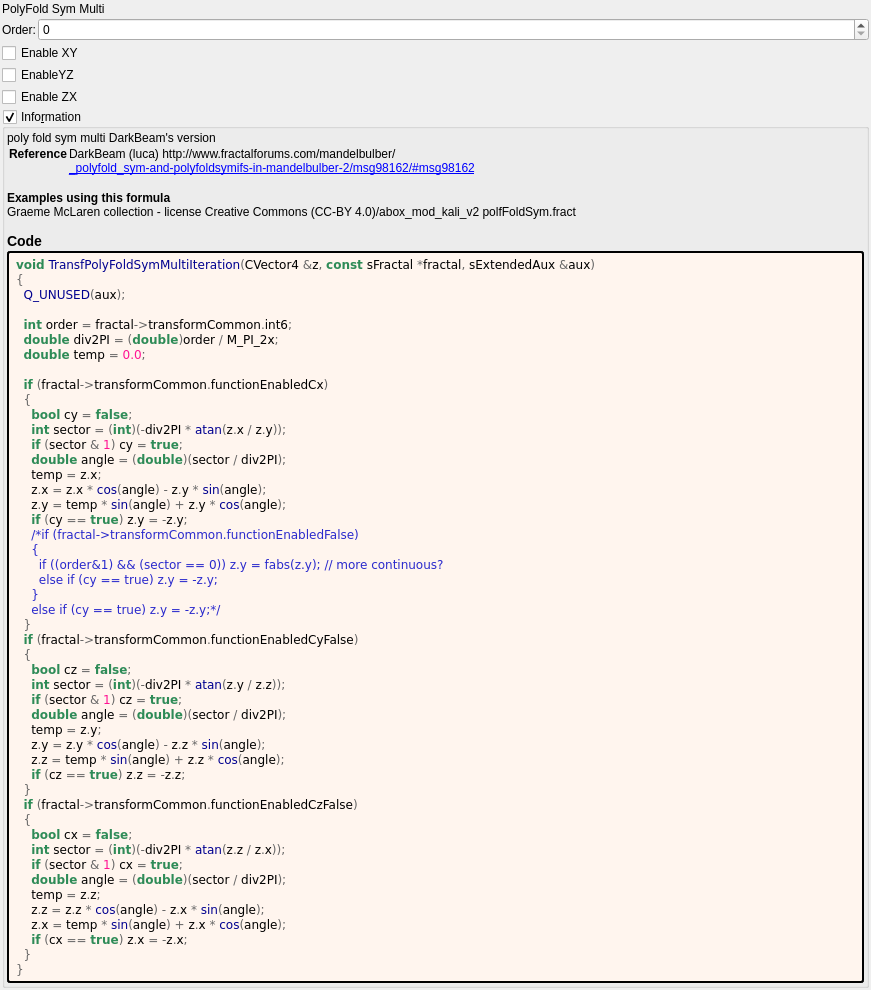
This is mandelbulber2/formula/ui/transf_poly_fold_sym_multi.ui in buddhi1980/mandelbulber2 as Qt 5 draws it before an edit. The edited form follows.
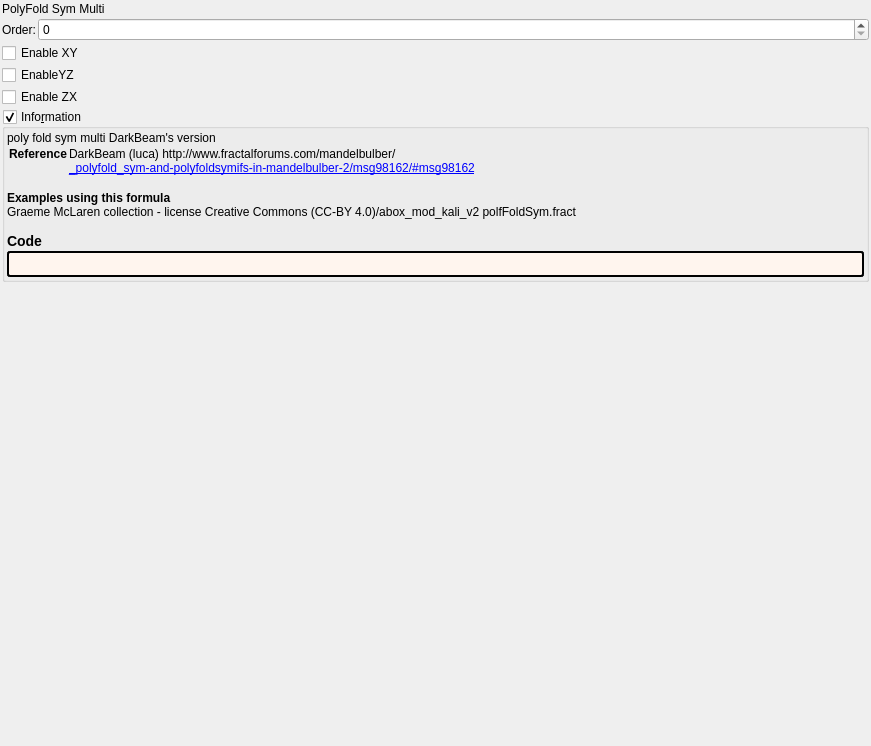
This is the edited form. Custom widgets are drawn as their Qt base class.

```diff
--- a/mandelbulber2/formula/ui/transf_poly_fold_sym_multi.ui
+++ b/mandelbulber2/formula/ui/transf_poly_fold_sym_multi.ui
@@ -156,57 +156,7 @@
          <string notr="true">border-style: outset; border-width: 2px; border-radius: 3px; border-color: black; background-color: #fff5ee; padding: 4px;</string>
         </property>
         <property name="text">
-         <string notr="true">&lt;body style=&quot;background-color:#fff5ee&quot;&gt;
-&lt;pre style=&quot;color:#000000; background-color:#fff5ee;  font-family:'Courier New',monospace;&quot;&gt;&lt;span style=&quot;color:#2e8b57; font-weight:bold&quot;&gt;void&lt;/span&gt; &lt;span style=&quot;color:#00008f&quot;&gt;TransfPolyFoldSymMultiIteration&lt;/span&gt;&lt;span style=&quot;color:#676767&quot;&gt;(&lt;/span&gt;CVector4 &lt;span style=&quot;color:#676767&quot;&gt;&amp;amp;&lt;/span&gt;z&lt;span style=&quot;color:#676767&quot;&gt;,&lt;/span&gt; &lt;span style=&quot;color:#2e8b57; font-weight:bold&quot;&gt;const&lt;/span&gt; sFractal &lt;span style=&quot;color:#676767&quot;&gt;*&lt;/span&gt;fractal&lt;span style=&quot;color:#676767&quot;&gt;,&lt;/span&gt; sExtendedAux &lt;span style=&quot;color:#676767&quot;&gt;&amp;amp;&lt;/span&gt;aux&lt;span style=&quot;color:#676767&quot;&gt;)&lt;/span&gt;
-&lt;span style=&quot;color:#676767&quot;&gt;{&lt;/span&gt;
-  &lt;span style=&quot;color:#00008f&quot;&gt;Q_UNUSED&lt;/span&gt;&lt;span style=&quot;color:#676767&quot;&gt;(&lt;/span&gt;aux&lt;span style=&quot;color:#676767&quot;&gt;);&lt;/span&gt;
-
-  &lt;span style=&quot;color:#2e8b57; font-weight:bold&quot;&gt;int&lt;/span&gt; order &lt;span style=&quot;color:#676767&quot;&gt;=&lt;/span&gt; fractal&lt;span style=&quot;color:#676767&quot;&gt;-&amp;gt;&lt;/span&gt;transformCommon&lt;span style=&quot;color:#676767&quot;&gt;.&lt;/span&gt;int6&lt;span style=&quot;color:#676767&quot;&gt;;&lt;/span&gt;
-  &lt;span style=&quot;color:#2e8b57; font-weight:bold&quot;&gt;double&lt;/span&gt; div2PI &lt;span style=&quot;color:#676767&quot;&gt;= (&lt;/span&gt;&lt;span style=&quot;color:#2e8b57; font-weight:bold&quot;&gt;double&lt;/span&gt;&lt;span style=&quot;color:#676767&quot;&gt;)&lt;/span&gt;order &lt;span style=&quot;color:#676767&quot;&gt;/&lt;/span&gt; M_PI_2x&lt;span style=&quot;color:#676767&quot;&gt;;&lt;/span&gt;
-  &lt;span style=&quot;color:#2e8b57; font-weight:bold&quot;&gt;double&lt;/span&gt; temp &lt;span style=&quot;color:#676767&quot;&gt;=&lt;/span&gt; &lt;span style=&quot;color:#ff1493&quot;&gt;0.0&lt;/span&gt;&lt;span style=&quot;color:#676767&quot;&gt;;&lt;/span&gt;
-
-  &lt;span style=&quot;color:#2e8b57; font-weight:bold&quot;&gt;if&lt;/span&gt; &lt;span style=&quot;color:#676767&quot;&gt;(&lt;/span&gt;fractal&lt;span style=&quot;color:#676767&quot;&gt;-&amp;gt;&lt;/span&gt;transformCommon&lt;span style=&quot;color:#676767&quot;&gt;.&lt;/span&gt;functionEnabledCx&lt;span style=&quot;color:#676767&quot;&gt;)&lt;/span&gt;
-  &lt;span style=&quot;color:#676767&quot;&gt;{&lt;/span&gt;
-    &lt;span style=&quot;color:#2e8b57; font-weight:bold&quot;&gt;bool&lt;/span&gt; cy &lt;span style=&quot;color:#676767&quot;&gt;=&lt;/span&gt; &lt;span style=&quot;color:#2e8b57; font-weight:bold&quot;&gt;false&lt;/span&gt;&lt;span style=&quot;color:#676767&quot;&gt;;&lt;/span&gt;
-    &lt;span style=&quot;color:#2e8b57; font-weight:bold&quot;&gt;int&lt;/span&gt; sector &lt;span style=&quot;color:#676767&quot;&gt;= (&lt;/span&gt;&lt;span style=&quot;color:#2e8b57; font-weight:bold&quot;&gt;int&lt;/span&gt;&lt;span style=&quot;color:#676767&quot;&gt;)(-&lt;/span&gt;div2PI &lt;span style=&quot;color:#676767&quot;&gt;*&lt;/span&gt; &lt;span style=&quot;color:#00008f&quot;&gt;atan&lt;/span&gt;&lt;span style=&quot;color:#676767&quot;&gt;(&lt;/span&gt;z&lt;span style=&quot;color:#676767&quot;&gt;.&lt;/span&gt;x &lt;span style=&quot;color:#676767&quot;&gt;/&lt;/span&gt; z&lt;span style=&quot;color:#676767&quot;&gt;.&lt;/span&gt;y&lt;span style=&quot;color:#676767&quot;&gt;));&lt;/span&gt;
-    &lt;span style=&quot;color:#2e8b57; font-weight:bold&quot;&gt;if&lt;/span&gt; &lt;span style=&quot;color:#676767&quot;&gt;(&lt;/span&gt;sector &lt;span style=&quot;color:#676767&quot;&gt;&amp;amp;&lt;/span&gt; &lt;span style=&quot;color:#ff1493&quot;&gt;1&lt;/span&gt;&lt;span style=&quot;color:#676767&quot;&gt;)&lt;/span&gt; cy &lt;span style=&quot;color:#676767&quot;&gt;=&lt;/span&gt; &lt;span style=&quot;color:#2e8b57; font-weight:bold&quot;&gt;true&lt;/span&gt;&lt;span style=&quot;color:#676767&quot;&gt;;&lt;/span&gt;
-    &lt;span style=&quot;color:#2e8b57; font-weight:bold&quot;&gt;double&lt;/span&gt; angle &lt;span style=&quot;color:#676767&quot;&gt;= (&lt;/span&gt;&lt;span style=&quot;color:#2e8b57; font-weight:bold&quot;&gt;double&lt;/span&gt;&lt;span style=&quot;color:#676767&quot;&gt;)(&lt;/span&gt;sector &lt;span style=&quot;color:#676767&quot;&gt;/&lt;/span&gt; div2PI&lt;span style=&quot;color:#676767&quot;&gt;);&lt;/span&gt;
-    temp &lt;span style=&quot;color:#676767&quot;&gt;=&lt;/span&gt; z&lt;span style=&quot;color:#676767&quot;&gt;.&lt;/span&gt;x&lt;span style=&quot;color:#676767&quot;&gt;;&lt;/span&gt;
-    z&lt;span style=&quot;color:#676767&quot;&gt;.&lt;/span&gt;x &lt;span style=&quot;color:#676767&quot;&gt;=&lt;/span&gt; z&lt;span style=&quot;color:#676767&quot;&gt;.&lt;/span&gt;x &lt;span style=&quot;color:#676767&quot;&gt;*&lt;/span&gt; &lt;span style=&quot;color:#00008f&quot;&gt;cos&lt;/span&gt;&lt;span style=&quot;color:#676767&quot;&gt;(&lt;/span&gt;angle&lt;span style=&quot;color:#676767&quot;&gt;) -&lt;/span&gt; z&lt;span style=&quot;color:#676767&quot;&gt;.&lt;/span&gt;y &lt;span style=&quot;color:#676767&quot;&gt;*&lt;/span&gt; &lt;span style=&quot;color:#00008f&quot;&gt;sin&lt;/span&gt;&lt;span style=&quot;color:#676767&quot;&gt;(&lt;/span&gt;angle&lt;span style=&quot;color:#676767&quot;&gt;);&lt;/span&gt;
-    z&lt;span style=&quot;color:#676767&quot;&gt;.&lt;/span&gt;y &lt;span style=&quot;color:#676767&quot;&gt;=&lt;/span&gt; temp &lt;span style=&quot;color:#676767&quot;&gt;*&lt;/span&gt; &lt;span style=&quot;color:#00008f&quot;&gt;sin&lt;/span&gt;&lt;span style=&quot;color:#676767&quot;&gt;(&lt;/span&gt;angle&lt;span style=&quot;color:#676767&quot;&gt;) +&lt;/span&gt; z&lt;span style=&quot;color:#676767&quot;&gt;.&lt;/span&gt;y &lt;span style=&quot;color:#676767&quot;&gt;*&lt;/span&gt; &lt;span style=&quot;color:#00008f&quot;&gt;cos&lt;/span&gt;&lt;span style=&quot;color:#676767&quot;&gt;(&lt;/span&gt;angle&lt;span style=&quot;color:#676767&quot;&gt;);&lt;/span&gt;
-    &lt;span style=&quot;color:#2e8b57; font-weight:bold&quot;&gt;if&lt;/span&gt; &lt;span style=&quot;color:#676767&quot;&gt;(&lt;/span&gt;cy &lt;span style=&quot;color:#676767&quot;&gt;==&lt;/span&gt; &lt;span style=&quot;color:#2e8b57; font-weight:bold&quot;&gt;true&lt;/span&gt;&lt;span style=&quot;color:#676767&quot;&gt;)&lt;/span&gt; z&lt;span style=&quot;color:#676767&quot;&gt;.&lt;/span&gt;y &lt;span style=&quot;color:#676767&quot;&gt;= -&lt;/span&gt;z&lt;span style=&quot;color:#676767&quot;&gt;.&lt;/span&gt;y&lt;span style=&quot;color:#676767&quot;&gt;;&lt;/span&gt;
-    &lt;span style=&quot;color:#2929cc&quot;&gt;/*if (fractal-&amp;gt;transformCommon.functionEnabledFalse)&lt;/span&gt;
-&lt;span style=&quot;color:#2929cc&quot;&gt;    {&lt;/span&gt;
-&lt;span style=&quot;color:#2929cc&quot;&gt;      if ((order&amp;amp;1) &amp;amp;&amp;amp; (sector == 0)) z.y = fabs(z.y); // more continuous?&lt;/span&gt;
-&lt;span style=&quot;color:#2929cc&quot;&gt;      else if (cy == true) z.y = -z.y;&lt;/span&gt;
-&lt;span style=&quot;color:#2929cc&quot;&gt;    }&lt;/span&gt;
-&lt;span style=&quot;color:#2929cc&quot;&gt;    else if (cy == true) z.y = -z.y;*/&lt;/span&gt;
-  &lt;span style=&quot;color:#676767&quot;&gt;}&lt;/span&gt;
-  &lt;span style=&quot;color:#2e8b57; font-weight:bold&quot;&gt;if&lt;/span&gt; &lt;span style=&quot;color:#676767&quot;&gt;(&lt;/span&gt;fractal&lt;span style=&quot;color:#676767&quot;&gt;-&amp;gt;&lt;/span&gt;transformCommon&lt;span style=&quot;color:#676767&quot;&gt;.&lt;/span&gt;functionEnabledCyFalse&lt;span style=&quot;color:#676767&quot;&gt;)&lt;/span&gt;
-  &lt;span style=&quot;color:#676767&quot;&gt;{&lt;/span&gt;
-    &lt;span style=&quot;color:#2e8b57; font-weight:bold&quot;&gt;bool&lt;/span&gt; cz &lt;span style=&quot;color:#676767&quot;&gt;=&lt;/span&gt; &lt;span style=&quot;color:#2e8b57; font-weight:bold&quot;&gt;false&lt;/span&gt;&lt;span style=&quot;color:#676767&quot;&gt;;&lt;/span&gt;
-    &lt;span style=&quot;color:#2e8b57; font-weight:bold&quot;&gt;int&lt;/span&gt; sector &lt;span style=&quot;color:#676767&quot;&gt;= (&lt;/span&gt;&lt;span style=&quot;color:#2e8b57; font-weight:bold&quot;&gt;int&lt;/span&gt;&lt;span style=&quot;color:#676767&quot;&gt;)(-&lt;/span&gt;div2PI &lt;span style=&quot;color:#676767&quot;&gt;*&lt;/span&gt; &lt;span style=&quot;color:#00008f&quot;&gt;atan&lt;/span&gt;&lt;span style=&quot;color:#676767&quot;&gt;(&lt;/span&gt;z&lt;span style=&quot;color:#676767&quot;&gt;.&lt;/span&gt;y &lt;span style=&quot;color:#676767&quot;&gt;/&lt;/span&gt; z&lt;span style=&quot;color:#676767&quot;&gt;.&lt;/span&gt;z&lt;span style=&quot;color:#676767&quot;&gt;));&lt;/span&gt;
-    &lt;span style=&quot;color:#2e8b57; font-weight:bold&quot;&gt;if&lt;/span&gt; &lt;span style=&quot;color:#676767&quot;&gt;(&lt;/span&gt;sector &lt;span style=&quot;color:#676767&quot;&gt;&amp;amp;&lt;/span&gt; &lt;span style=&quot;color:#ff1493&quot;&gt;1&lt;/span&gt;&lt;span style=&quot;color:#676767&quot;&gt;)&lt;/span&gt; cz &lt;span style=&quot;color:#676767&quot;&gt;=&lt;/span&gt; &lt;span style=&quot;color:#2e8b57; font-weight:bold&quot;&gt;true&lt;/span&gt;&lt;span style=&quot;color:#676767&quot;&gt;;&lt;/span&gt;
-    &lt;span style=&quot;color:#2e8b57; font-weight:bold&quot;&gt;double&lt;/span&gt; angle &lt;span style=&quot;color:#676767&quot;&gt;= (&lt;/span&gt;&lt;span style=&quot;color:#2e8b57; font-weight:bold&quot;&gt;double&lt;/span&gt;&lt;span style=&quot;color:#676767&quot;&gt;)(&lt;/span&gt;sector &lt;span style=&quot;color:#676767&quot;&gt;/&lt;/span&gt; div2PI&lt;span style=&quot;color:#676767&quot;&gt;);&lt;/span&gt;
-    temp &lt;span style=&quot;color:#676767&quot;&gt;=&lt;/span&gt; z&lt;span style=&quot;color:#676767&quot;&gt;.&lt;/span&gt;y&lt;span style=&quot;color:#676767&quot;&gt;;&lt;/span&gt;
-    z&lt;span style=&quot;color:#676767&quot;&gt;.&lt;/span&gt;y &lt;span style=&quot;color:#676767&quot;&gt;=&lt;/span&gt; z&lt;span style=&quot;color:#676767&quot;&gt;.&lt;/span&gt;y &lt;span style=&quot;color:#676767&quot;&gt;*&lt;/span&gt; &lt;span style=&quot;color:#00008f&quot;&gt;cos&lt;/span&gt;&lt;span style=&quot;color:#676767&quot;&gt;(&lt;/span&gt;angle&lt;span style=&quot;color:#676767&quot;&gt;) -&lt;/span&gt; z&lt;span style=&quot;color:#676767&quot;&gt;.&lt;/span&gt;z &lt;span style=&quot;color:#676767&quot;&gt;*&lt;/span&gt; &lt;span style=&quot;color:#00008f&quot;&gt;sin&lt;/span&gt;&lt;span style=&quot;color:#676767&quot;&gt;(&lt;/span&gt;angle&lt;span style=&quot;color:#676767&quot;&gt;);&lt;/span&gt;
-    z&lt;span style=&quot;color:#676767&quot;&gt;.&lt;/span&gt;z &lt;span style=&quot;color:#676767&quot;&gt;=&lt;/span&gt; temp &lt;span style=&quot;color:#676767&quot;&gt;*&lt;/span&gt; &lt;span style=&quot;color:#00008f&quot;&gt;sin&lt;/span&gt;&lt;span style=&quot;color:#676767&quot;&gt;(&lt;/span&gt;angle&lt;span style=&quot;color:#676767&quot;&gt;) +&lt;/span&gt; z&lt;span style=&quot;color:#676767&quot;&gt;.&lt;/span&gt;z &lt;span style=&quot;color:#676767&quot;&gt;*&lt;/span&gt; &lt;span style=&quot;color:#00008f&quot;&gt;cos&lt;/span&gt;&lt;span style=&quot;color:#676767&quot;&gt;(&lt;/span&gt;angle&lt;span style=&quot;color:#676767&quot;&gt;);&lt;/span&gt;
-    &lt;span style=&quot;color:#2e8b57; font-weight:bold&quot;&gt;if&lt;/span&gt; &lt;span style=&quot;color:#676767&quot;&gt;(&lt;/span&gt;cz &lt;span style=&quot;color:#676767&quot;&gt;==&lt;/span&gt; &lt;span style=&quot;color:#2e8b57; font-weight:bold&quot;&gt;true&lt;/span&gt;&lt;span style=&quot;color:#676767&quot;&gt;)&lt;/span&gt; z&lt;span style=&quot;color:#676767&quot;&gt;.&lt;/span&gt;z &lt;span style=&quot;color:#676767&quot;&gt;= -&lt;/span&gt;z&lt;span style=&quot;color:#676767&quot;&gt;.&lt;/span&gt;z&lt;span style=&quot;color:#676767&quot;&gt;;&lt;/span&gt;
-  &lt;span style=&quot;color:#676767&quot;&gt;}&lt;/span&gt;
-  &lt;span style=&quot;color:#2e8b57; font-weight:bold&quot;&gt;if&lt;/span&gt; &lt;span style=&quot;color:#676767&quot;&gt;(&lt;/span&gt;fractal&lt;span style=&quot;color:#676767&quot;&gt;-&amp;gt;&lt;/span&gt;transformCommon&lt;span style=&quot;color:#676767&quot;&gt;.&lt;/span&gt;functionEnabledCzFalse&lt;span style=&quot;color:#676767&quot;&gt;)&lt;/span&gt;
-  &lt;span style=&quot;color:#676767&quot;&gt;{&lt;/span&gt;
-    &lt;span style=&quot;color:#2e8b57; font-weight:bold&quot;&gt;bool&lt;/span&gt; cx &lt;span style=&quot;color:#676767&quot;&gt;=&lt;/span&gt; &lt;span style=&quot;color:#2e8b57; font-weight:bold&quot;&gt;false&lt;/span&gt;&lt;span style=&quot;color:#676767&quot;&gt;;&lt;/span&gt;
-    &lt;span style=&quot;color:#2e8b57; font-weight:bold&quot;&gt;int&lt;/span&gt; sector &lt;span style=&quot;color:#676767&quot;&gt;= (&lt;/span&gt;&lt;span style=&quot;color:#2e8b57; font-weight:bold&quot;&gt;int&lt;/span&gt;&lt;span style=&quot;color:#676767&quot;&gt;)(-&lt;/span&gt;div2PI &lt;span style=&quot;color:#676767&quot;&gt;*&lt;/span&gt; &lt;span style=&quot;color:#00008f&quot;&gt;atan&lt;/span&gt;&lt;span style=&quot;color:#676767&quot;&gt;(&lt;/span&gt;z&lt;span style=&quot;color:#676767&quot;&gt;.&lt;/span&gt;z &lt;span style=&quot;color:#676767&quot;&gt;/&lt;/span&gt; z&lt;span style=&quot;color:#676767&quot;&gt;.&lt;/span&gt;x&lt;span style=&quot;color:#676767&quot;&gt;));&lt;/span&gt;
-    &lt;span style=&quot;color:#2e8b57; font-weight:bold&quot;&gt;if&lt;/span&gt; &lt;span style=&quot;color:#676767&quot;&gt;(&lt;/span&gt;sector &lt;span style=&quot;color:#676767&quot;&gt;&amp;amp;&lt;/span&gt; &lt;span style=&quot;color:#ff1493&quot;&gt;1&lt;/span&gt;&lt;span style=&quot;color:#676767&quot;&gt;)&lt;/span&gt; cx &lt;span style=&quot;color:#676767&quot;&gt;=&lt;/span&gt; &lt;span style=&quot;color:#2e8b57; font-weight:bold&quot;&gt;true&lt;/span&gt;&lt;span style=&quot;color:#676767&quot;&gt;;&lt;/span&gt;
-    &lt;span style=&quot;color:#2e8b57; font-weight:bold&quot;&gt;double&lt;/span&gt; angle &lt;span style=&quot;color:#676767&quot;&gt;= (&lt;/span&gt;&lt;span style=&quot;color:#2e8b57; font-weight:bold&quot;&gt;double&lt;/span&gt;&lt;span style=&quot;color:#676767&quot;&gt;)(&lt;/span&gt;sector &lt;span style=&quot;color:#676767&quot;&gt;/&lt;/span&gt; div2PI&lt;span style=&quot;color:#676767&quot;&gt;);&lt;/span&gt;
-    temp &lt;span style=&quot;color:#676767&quot;&gt;=&lt;/span&gt; z&lt;span style=&quot;color:#676767&quot;&gt;.&lt;/span&gt;z&lt;span style=&quot;color:#676767&quot;&gt;;&lt;/span&gt;
-    z&lt;span style=&quot;color:#676767&quot;&gt;.&lt;/span&gt;z &lt;span style=&quot;color:#676767&quot;&gt;=&lt;/span&gt; z&lt;span style=&quot;color:#676767&quot;&gt;.&lt;/span&gt;z &lt;span style=&quot;color:#676767&quot;&gt;*&lt;/span&gt; &lt;span style=&quot;color:#00008f&quot;&gt;cos&lt;/span&gt;&lt;span style=&quot;color:#676767&quot;&gt;(&lt;/span&gt;angle&lt;span style=&quot;color:#676767&quot;&gt;) -&lt;/span&gt; z&lt;span style=&quot;color:#676767&quot;&gt;.&lt;/span&gt;x &lt;span style=&quot;color:#676767&quot;&gt;*&lt;/span&gt; &lt;span style=&quot;color:#00008f&quot;&gt;sin&lt;/span&gt;&lt;span style=&quot;color:#676767&quot;&gt;(&lt;/span&gt;angle&lt;span style=&quot;color:#676767&quot;&gt;);&lt;/span&gt;
-    z&lt;span style=&quot;color:#676767&quot;&gt;.&lt;/span&gt;x &lt;span style=&quot;color:#676767&quot;&gt;=&lt;/span&gt; temp &lt;span style=&quot;color:#676767&quot;&gt;*&lt;/span&gt; &lt;span style=&quot;color:#00008f&quot;&gt;sin&lt;/span&gt;&lt;span style=&quot;color:#676767&quot;&gt;(&lt;/span&gt;angle&lt;span style=&quot;color:#676767&quot;&gt;) +&lt;/span&gt; z&lt;span style=&quot;color:#676767&quot;&gt;.&lt;/span&gt;x &lt;span style=&quot;color:#676767&quot;&gt;*&lt;/span&gt; &lt;span style=&quot;color:#00008f&quot;&gt;cos&lt;/span&gt;&lt;span style=&quot;color:#676767&quot;&gt;(&lt;/span&gt;angle&lt;span style=&quot;color:#676767&quot;&gt;);&lt;/span&gt;
-    &lt;span style=&quot;color:#2e8b57; font-weight:bold&quot;&gt;if&lt;/span&gt; &lt;span style=&quot;color:#676767&quot;&gt;(&lt;/span&gt;cx &lt;span style=&quot;color:#676767&quot;&gt;==&lt;/span&gt; &lt;span style=&quot;color:#2e8b57; font-weight:bold&quot;&gt;true&lt;/span&gt;&lt;span style=&quot;color:#676767&quot;&gt;)&lt;/span&gt; z&lt;span style=&quot;color:#676767&quot;&gt;.&lt;/span&gt;x &lt;span style=&quot;color:#676767&quot;&gt;= -&lt;/span&gt;z&lt;span style=&quot;color:#676767&quot;&gt;.&lt;/span&gt;x&lt;span style=&quot;color:#676767&quot;&gt;;&lt;/span&gt;
-  &lt;span style=&quot;color:#676767&quot;&gt;}&lt;/span&gt;
-&lt;span style=&quot;color:#676767&quot;&gt;}&lt;/span&gt;
-&lt;/pre&gt;
-&lt;/body&gt;</string>
+         <string notr="true"></string>
         </property>
         <property name="wordWrap">
          <bool>true</bool>
```
